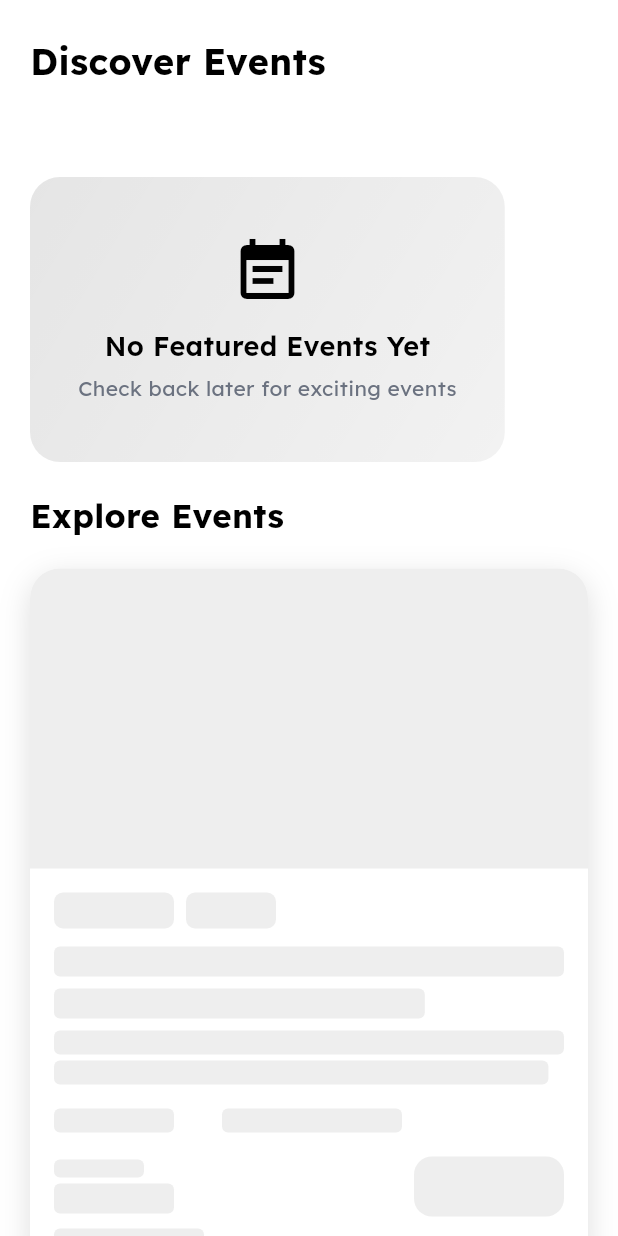
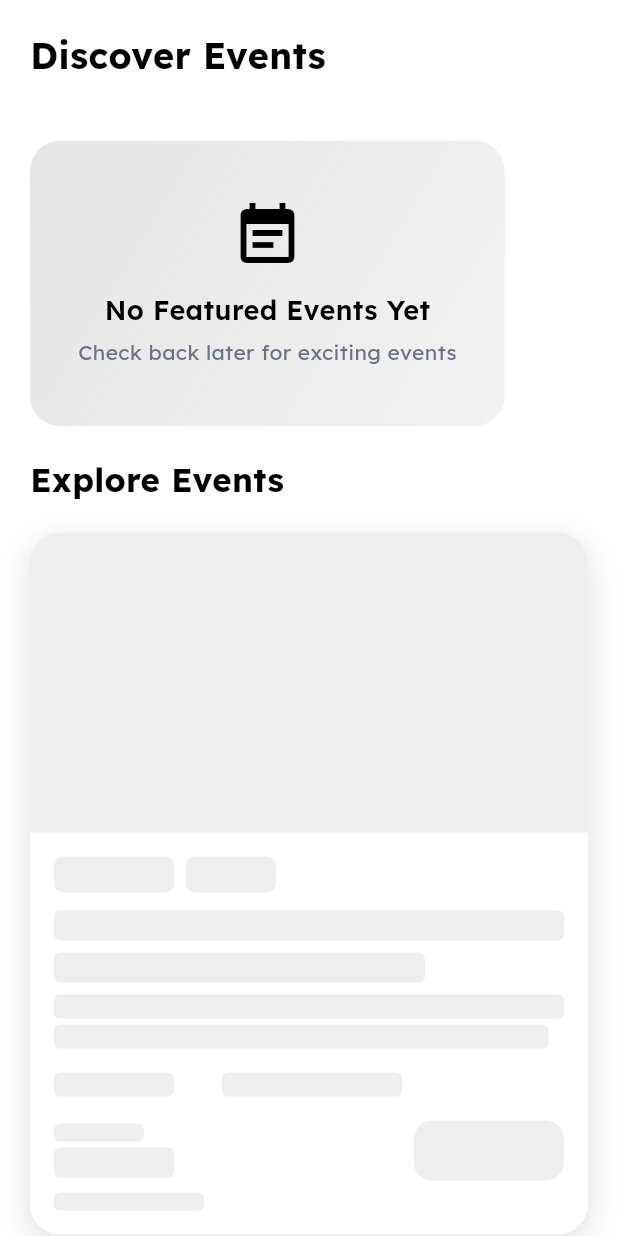
Before and after one commit to MuhammadSoban0/Event-Booking-App, a Flutter app: the HomeScreen screen opened directly, on a phone screen of 412 x 824 dp. Run offline on Flutter 3.47's test engine with Material 3 defaults, Android fonts, the light colour scheme and no system bars; drawn by our look-alikes of flutter_animate; our stand-ins replace cached_network_image, carousel_slider, cloud_firestore, firebase_auth, firebase_core, flutter_dotenv and 5 more; missing offline and left inert: flutter_stripe; accounts and stored records are empty.

Commit message:
some fixes in home screen

```diff
--- a/lib/ui/home/home_screen.dart
+++ b/lib/ui/home/home_screen.dart
@@ -162,7 +162,6 @@ class _HomeScreenState extends ConsumerState<HomeScreen> {
               Column(
                 crossAxisAlignment: CrossAxisAlignment.start,
                 children: [
-                  const SizedBox(height: 4),
                   Text(
                     'Discover Events',
                     style: GoogleFonts.lexend(
@@ -175,8 +174,6 @@ class _HomeScreenState extends ConsumerState<HomeScreen> {
               ),
             ],
           ),
-
-          const SizedBox(height: 20),
         ],
       ),
     );
@@ -203,9 +200,8 @@ class _HomeScreenState extends ConsumerState<HomeScreen> {
                   autoPlayInterval: const Duration(seconds: 4),
                   autoPlayAnimationDuration: const Duration(milliseconds: 800),
                   autoPlayCurve: Curves.fastOutSlowIn,
-                  enlargeCenterPage: true,
-                  enlargeFactor: 0.2,
-                  viewportFraction: 0.85,
+                  enlargeCenterPage: false, // Disable enlarging to make all cards same size
+                  viewportFraction: 1.0, // Full width cards
                   scrollDirection: Axis.horizontal,
                 ),
               );
@@ -228,7 +224,7 @@ class _HomeScreenState extends ConsumerState<HomeScreen> {
       itemCount: 3, // Show 3 shimmer cards
       itemBuilder: (context, index, realIndex) {
         return Container(
-          margin: const EdgeInsets.symmetric(horizontal: 8),
+          margin: const EdgeInsets.symmetric(horizontal: 4), // Reduced margin to match main carousel
           decoration: BoxDecoration(
             color: Colors.grey[200],
             borderRadius: BorderRadius.circular(20),
@@ -252,9 +248,8 @@ class _HomeScreenState extends ConsumerState<HomeScreen> {
       },
       options: CarouselOptions(
         height: 160, // Updated to match new carousel height
-        enlargeCenterPage: true,
-        enlargeFactor: 0.2,
-        viewportFraction: 0.85,
+        enlargeCenterPage: false, // Disable enlarging to match main carousel
+        viewportFraction: 1.0, // Full width to match main carousel
         scrollDirection: Axis.horizontal,
       ),
     );
@@ -313,8 +308,8 @@ class _HomeScreenState extends ConsumerState<HomeScreen> {
           ),
         );
       },
-      child: Container(
-        margin: const EdgeInsets.symmetric(horizontal: 8),
+      child: Container(width: double.infinity,
+        margin: const EdgeInsets.symmetric(horizontal:20), // Reduced margin for wider cards
         decoration: BoxDecoration(
           borderRadius: BorderRadius.circular(20),
           boxShadow: [
```
Also changed, not shown: lib/ui/booking/booking_screen.dart (+6 -3 lines).
